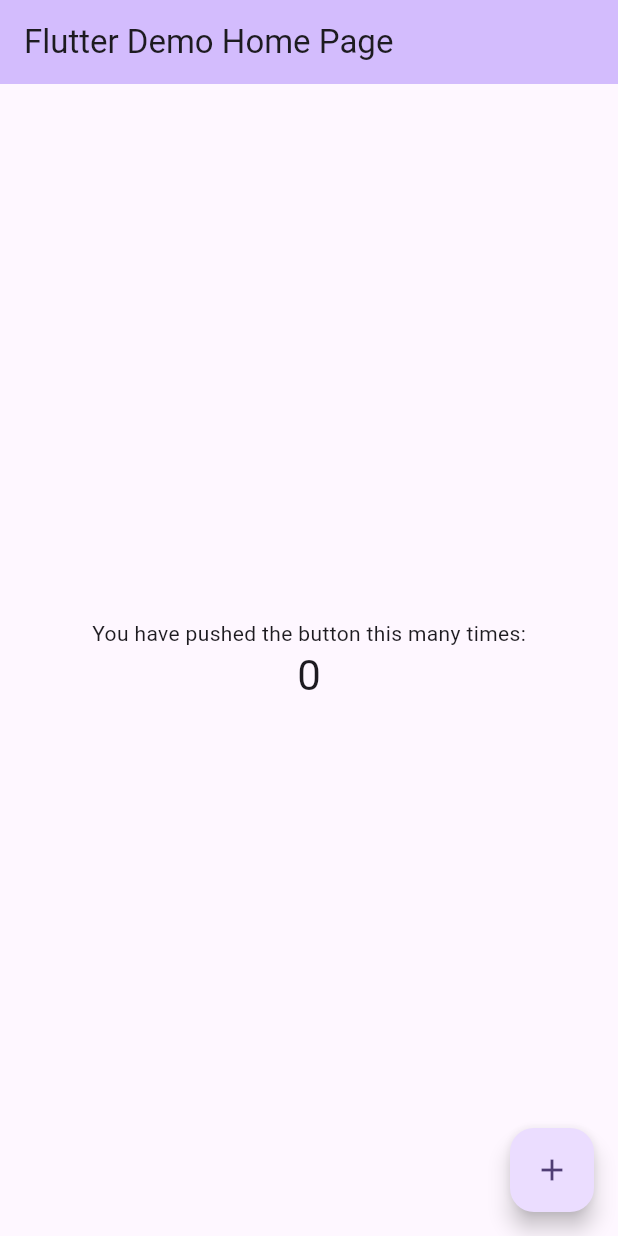
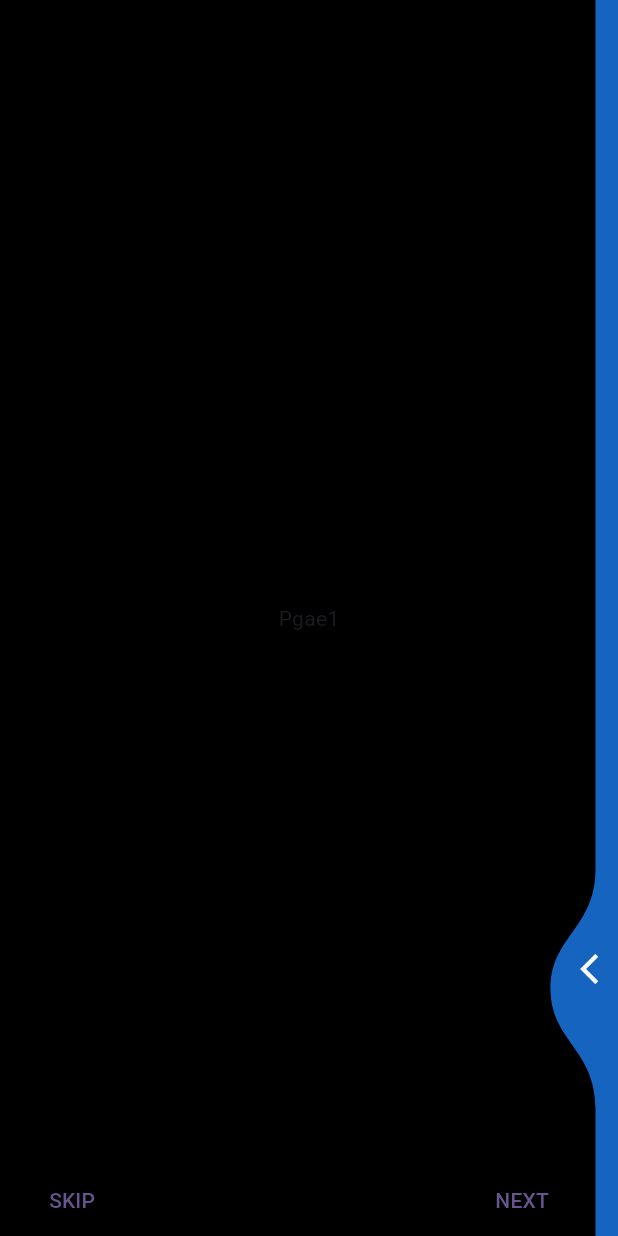
Before and after one commit to waizkamboh/flutter_animation, a Flutter app: the screen it shows after launch, on a phone screen of 412 x 824 dp. Run offline on Flutter 3.47's test engine with Material 3 defaults, Android fonts, the phone set to English and light mode, and no system bars; drawn by our look-alikes of liquid_swipe.

Commit message:
Liquid swipe animation

```diff
--- /dev/null
+++ b/lib/liquid_swipe_animation.dart
@@ -0,0 +1,70 @@
+import 'package:flutter/material.dart';
+import 'package:liquid_swipe/liquid_swipe.dart';
+
+class LiquidSwipeAnimation extends StatefulWidget {
+  const LiquidSwipeAnimation({super.key});
+
+  @override
+  State<LiquidSwipeAnimation> createState() => _LiquidSwipeAnimationState();
+}
+
+class _LiquidSwipeAnimationState extends State<LiquidSwipeAnimation> {
+
+  final controller = LiquidController();
+
+  @override
+  Widget build(BuildContext context) {
+    return Scaffold(
+      body: Stack(
+        children: [
+          LiquidSwipe(
+            liquidController: controller,
+            enableSideReveal: true,
+            slideIconWidget: Icon(Icons.arrow_back_ios,color: Colors.white,),
+              pages: [
+                 Container(
+                   color: Colors.black,
+                   child: Center(child: Text('Pgae1'),),
+                 ),
+                 Container(
+                   color: Colors.blue.shade800,
+                   child: Center(child: Text('Pgae2'),),
+                 ),
+                 Container(
+                   color: Colors.deepPurple.shade900,
+                   child: Center(child: Text('Pgae3'),),
+                 ),
+              ]
+          ),
+          Positioned(
+            bottom: 0,
+              left: 16,
+              right: 32,
+              child: Row(
+                mainAxisAlignment: MainAxisAlignment.spaceBetween,
+                children: [
+                  TextButton(
+                      onPressed: (){
+                        controller.jumpToPage(page: 2);
+                      },
+                      child: Text("SKIP")
+                  ),
+                  TextButton(
+                      onPressed: (){
+                        final page = controller.currentPage + 1;
+
+                        controller.animateToPage(
+                            page: page > 3 ? 0 : page,
+                            duration: 400,
+                        );
+                      },
+                      child: Text("NEXT")
+                  ),
+                ],
+              )
+          )
+        ],
+      ),
+    );
+  }
+}
--- a/lib/main.dart
+++ b/lib/main.dart
@@ -1,4 +1,5 @@
 import 'package:flutter/material.dart';
+import 'package:flutter_animation/liquid_swipe_animation.dart';
 
 void main() {
   runApp(const MyApp());
@@ -13,110 +14,9 @@ class MyApp extends StatelessWidget {
     return MaterialApp(
       title: 'Flutter Demo',
       theme: ThemeData(
-        // This is the theme of your application.
-        //
-        // TRY THIS: Try running your application with "flutter run". You'll see
-        // the application has a purple toolbar. Then, without quitting the app,
-        // try changing the seedColor in the colorScheme below to Colors.green
-        // and then invoke "hot reload" (save your changes or press the "hot
-        // reload" button in a Flutter-supported IDE, or press "r" if you used
-        // the command line to start the app).
-        //
-        // Notice that the counter didn't reset back to zero; the application
-        // state is not lost during the reload. To reset the state, use hot
-        // restart instead.
-        //
-        // This works for code too, not just values: Most code changes can be
-        // tested with just a hot reload.
         colorScheme: ColorScheme.fromSeed(seedColor: Colors.deepPurple),
       ),
-      home: const MyHomePage(title: 'Flutter Demo Home Page'),
+      home: LiquidSwipeAnimation(),
     );
   }
 }
-
-class MyHomePage extends StatefulWidget {
-  const MyHomePage({super.key, required this.title});
-
-  // This widget is the home page of your application. It is stateful, meaning
-  // that it has a State object (defined below) that contains fields that affect
-  // how it looks.
-
-  // This class is the configuration for the state. It holds the values (in this
-  // case the title) provided by the parent (in this case the App widget) and
-  // used by the build method of the State. Fields in a Widget subclass are
-  // always marked "final".
-
-  final String title;
-
-  @override
-  State<MyHomePage> createState() => _MyHomePageState();
-}
-
-class _MyHomePageState extends State<MyHomePage> {
-  int _counter = 0;
-
-  void _incrementCounter() {
-    setState(() {
-      // This call to setState tells the Flutter framework that something has
-      // changed in this State, which causes it to rerun the build method below
-      // so that the display can reflect the updated values. If we changed
-      // _counter without calling setState(), then the build method would not be
-      // called again, and so nothing would appear to happen.
-      _counter++;
-    });
-  }
-
-  @override
-  Widget build(BuildContext context) {
-    // This method is rerun every time setState is called, for instance as done
-    // by the _incrementCounter method above.
-    //
-    // The Flutter framework has been optimized to make rerunning build methods
-    // fast, so that you can just rebuild anything that needs updating rather
-    // than having to individually change instances of widgets.
-    return Scaffold(
-      appBar: AppBar(
-        // TRY THIS: Try changing the color here to a specific color (to
-        // Colors.amber, perhaps?) and trigger a hot reload to see the AppBar
-        // change color while the other colors stay the same.
-        backgroundColor: Theme.of(context).colorScheme.inversePrimary,
-        // Here we take the value from the MyHomePage object that was created by
-        // the App.build method, and use it to set our appbar title.
-        title: Text(widget.title),
-      ),
-      body: Center(
-        // Center is a layout widget. It takes a single child and positions it
-        // in the middle of the parent.
-        child: Column(
-          // Column is also a layout widget. It takes a list of children and
-          // arranges them vertically. By default, it sizes itself to fit its
-          // children horizontally, and tries to be as tall as its parent.
-          //
-          // Column has various properties to control how it sizes itself and
-          // how it positions its children. Here we use mainAxisAlignment to
-          // center the children vertically; the main axis here is the vertical
-          // axis because Columns are vertical (the cross axis would be
-          // horizontal).
-          //
-          // TRY THIS: Invoke "debug painting" (choose the "Toggle Debug Paint"
-          // action in the IDE, or press "p" in the console), to see the
-          // wireframe for each widget.
-          mainAxisAlignment: MainAxisAlignment.center,
-          children: <Widget>[
-            const Text('You have pushed the button this many times:'),
-            Text(
-              '$_counter',
-              style: Theme.of(context).textTheme.headlineMedium,
-            ),
-          ],
-        ),
-      ),
-      floatingActionButton: FloatingActionButton(
-        onPressed: _incrementCounter,
-        tooltip: 'Increment',
-        child: const Icon(Icons.add),
-      ), // This trailing comma makes auto-formatting nicer for build methods.
-    );
-  }
-}
--- a/pubspec.yaml
+++ b/pubspec.yaml
@@ -34,6 +34,7 @@ dependencies:
   # The following adds the Cupertino Icons font to your application.
   # Use with the CupertinoIcons class for iOS style icons.
   cupertino_icons: ^1.0.8
+  liquid_swipe: ^3.1.0
 
 dev_dependencies:
   flutter_test:
```
Also changed, not shown: pubspec.lock.
